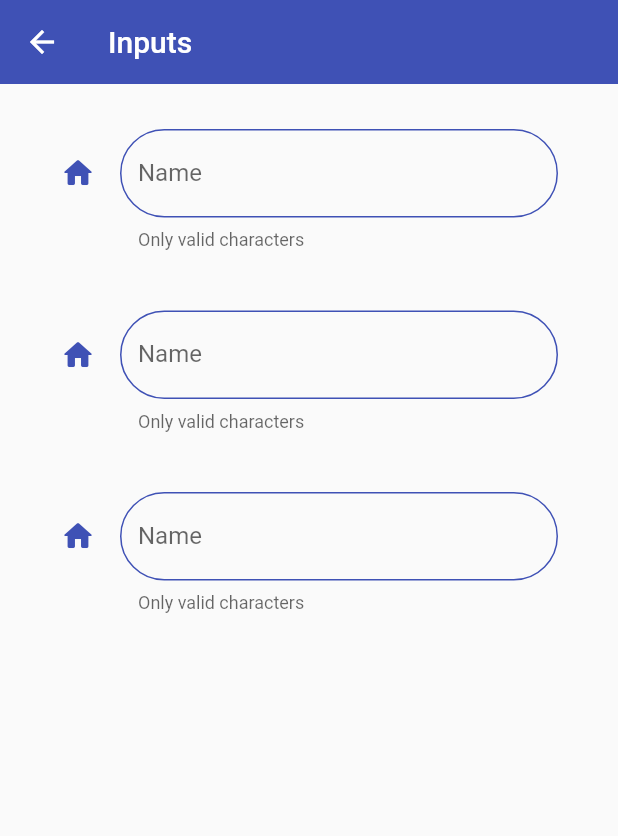
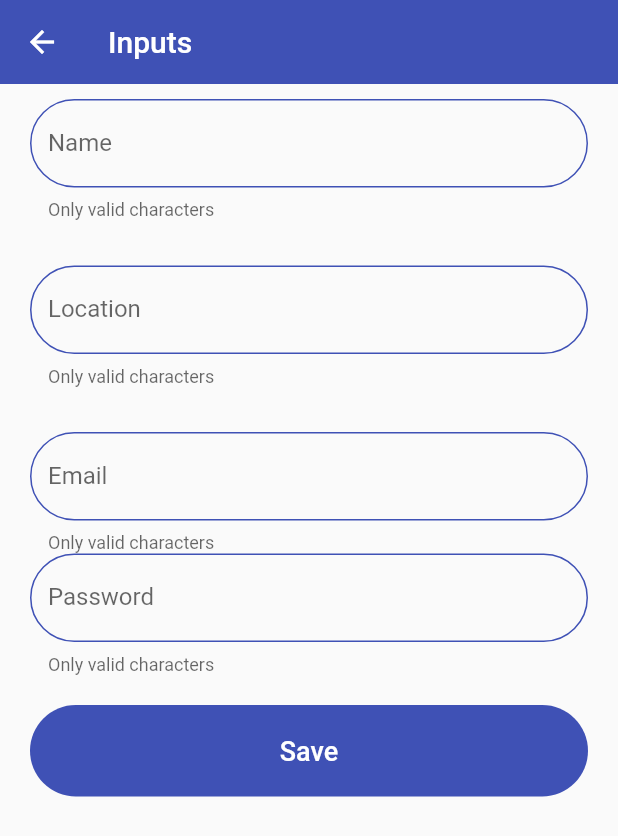
Before and after one commit to iamtonycabrera/flutter-components-application, a Flutter app: the InputsScreen screen opened by its route, on a phone screen of 412 x 824 dp. Shown: the top 836 px of the screen. Run offline on Flutter 3.47's test engine with Material 2 defaults, Android fonts, the phone set to English and light mode, and no system bars.

Commit message:
Form Values - How to?

```diff
--- a/lib/screens/inputs_screen.dart
+++ b/lib/screens/inputs_screen.dart
@@ -6,6 +6,16 @@ class InputsScreen extends StatelessWidget {
 
   @override
   Widget build(BuildContext context) {
+    final myFormKey = GlobalKey<FormState>();
+
+    Map<String, String> formValues = {
+      'name': 'Casino',
+      'location': 'Madrid',
+      'email': 'casinodepor@gmail.com',
+      'pass': '12345',
+      'role': 'admin'
+    };
+
     return Scaffold(
       appBar: AppBar(
         title: const Text('Inputs'),
@@ -13,36 +23,75 @@ class InputsScreen extends StatelessWidget {
       body: SingleChildScrollView(
         child: Padding(
           padding: const EdgeInsets.symmetric(horizontal: 20, vertical: 10),
-          child: Column(
-            children: const [
-              Padding(
-                padding: EdgeInsets.all(20),
-                child: CustomInputField(
+          child: Form(
+            key: myFormKey,
+            child: Column(
+              children: [
+                CustomInputField(
                   labelText: 'Name',
-                  hintText: 'Establishment name',
-                  icon: Icons.home_rounded,
+                  hintText: 'Write the name',
+                  //icon: Icons.home_rounded,
+                  helperText: 'Only valid characters', formProperty: 'name',
+                  formValues: formValues,
+                ),
+                const SizedBox(
+                  height: 30,
+                ),
+                CustomInputField(
+                  labelText: 'Location',
+                  hintText: 'Write the location',
+                  //icon: Icons.home_rounded,
+                  helperText: 'Only valid characters', formProperty: 'location',
+                  formValues: formValues,
+                ),
+                const SizedBox(
+                  height: 30,
+                ),
+                CustomInputField(
+                  labelText: 'Email',
+                  hintText: 'Write the email',
+                  // icon: Icons.home_rounded,
                   helperText: 'Only valid characters',
+                  keyboardType: TextInputType.emailAddress,
+                  formProperty: 'email',
+                  formValues: formValues,
                 ),
-              ),
-              Padding(
-                padding: EdgeInsets.all(20),
-                child: CustomInputField(
-                  labelText: 'Name',
-                  hintText: 'Establishment name',
-                  icon: Icons.home_rounded,
+                CustomInputField(
+                  labelText: 'Password',
+                  hintText: 'Write the password',
+                  //icon: Icons.home_rounded,
                   helperText: 'Only valid characters',
+                  obscureText: true, formProperty: 'pass',
+                  formValues: formValues,
                 ),
-              ),
-              Padding(
-                padding: EdgeInsets.all(20),
-                child: CustomInputField(
-                  labelText: 'Name',
-                  hintText: 'Establishment name',
-                  icon: Icons.home_rounded,
-                  helperText: 'Only valid characters',
+                const SizedBox(
+                  height: 20,
                 ),
-              ),
-            ],
+                ElevatedButton(
+                  child: const SizedBox(
+                      width: double.infinity,
+                      child: Padding(
+                        padding:
+                            EdgeInsets.symmetric(horizontal: 20, vertical: 20),
+                        child: Center(
+                            child: Text(
+                          'Save',
+                          style: TextStyle(fontSize: 18),
+                        )),
+                      )),
+                  onPressed: () {
+                    FocusScope.of(context).requestFocus(FocusNode());
+
+                    if (!myFormKey.currentState!.validate()) {
+                      print('Not valid form!');
+                      return;
+                    }
+
+                    print(formValues);
+                  },
+                ),
+              ],
+            ),
           ),
         ),
       ),
--- a/lib/widgets/custom_input_field.dart
+++ b/lib/widgets/custom_input_field.dart
@@ -6,6 +6,11 @@ class CustomInputField extends StatelessWidget {
   final String? helperText;
   final IconData? icon;
   final IconData? suffixIcon;
+  final TextInputType? keyboardType;
+  final bool obscureText;
+
+  final String formProperty;
+  final Map<String, String> formValues;
 
   const CustomInputField({
     Key? key,
@@ -14,16 +19,20 @@ class CustomInputField extends StatelessWidget {
     this.helperText,
     this.icon,
     this.suffixIcon,
+    this.keyboardType,
+    this.obscureText = false,
+    required this.formProperty,
+    required this.formValues,
   }) : super(key: key);
 
   @override
   Widget build(BuildContext context) {
     return TextFormField(
       initialValue: '',
+      keyboardType: keyboardType,
+      obscureText: obscureText,
       textCapitalization: TextCapitalization.words,
-      onChanged: (value) {
-        print('value + $value');
-      },
+      onChanged: (value) => formValues[formProperty] = value,
       validator: (value) {
         if (value == null) return "This field is required";
         return value.length < 3 ? '3 characters minimum' : null;
```
